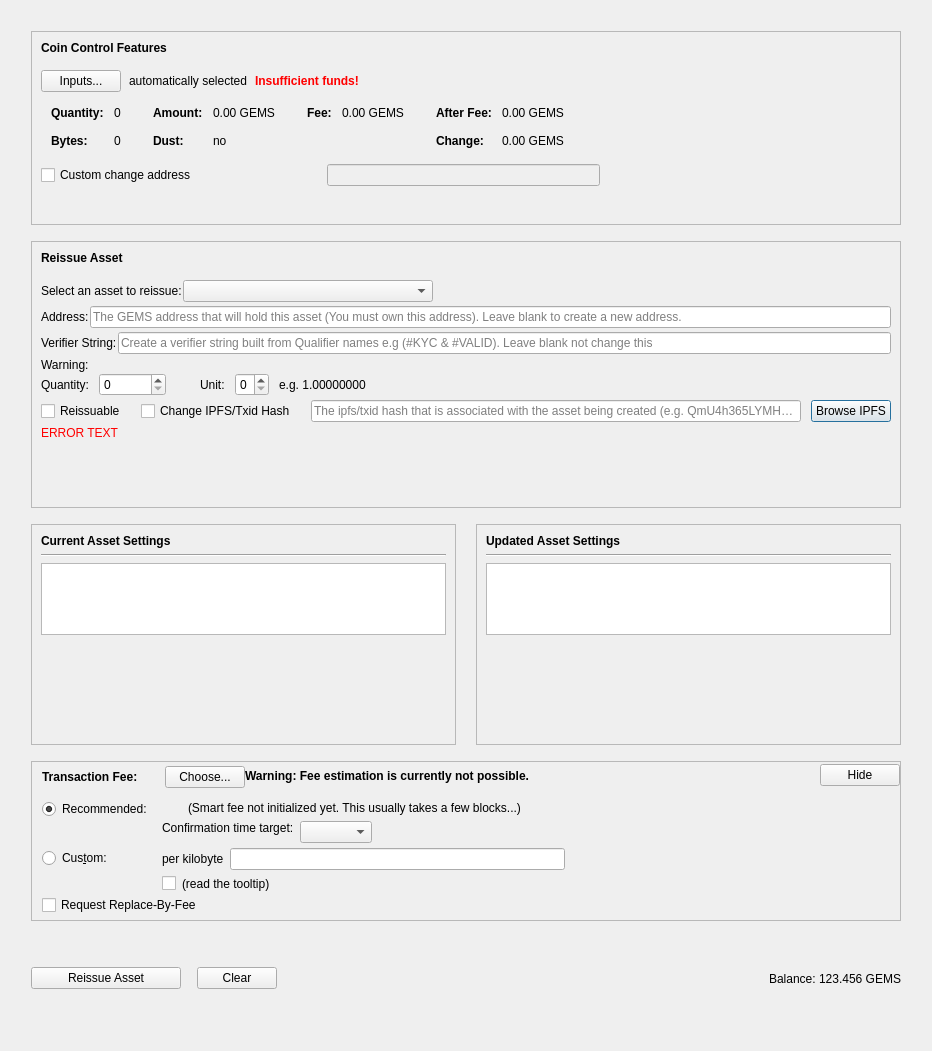
The window that src/qt/forms/reissueassetdialog.ui (TechnoVisionDev/Gemma-Core) describes before a commit, drawn with Qt 5.
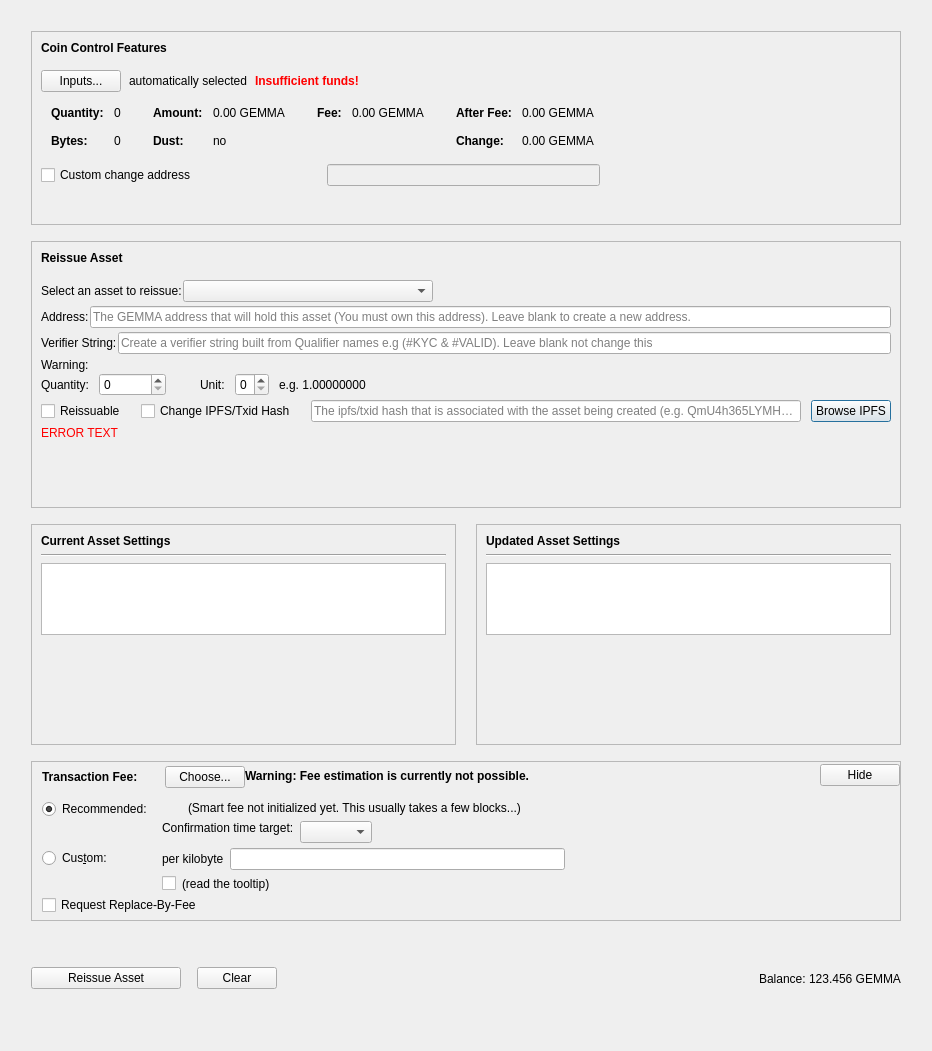
The same window after the commit. Custom widgets are drawn as their Qt base class.

Commit message: ticker GEMMA

What changed in the file:
```diff
--- a/src/qt/forms/reissueassetdialog.ui
+++ b/src/qt/forms/reissueassetdialog.ui
@@ -338,7 +338,7 @@
                     <enum>Qt::ActionsContextMenu</enum>
                    </property>
                    <property name="text">
-                    <string notr="true">0.00 GEMS</string>
+                    <string notr="true">0.00 GEMMA</string>
                    </property>
                    <property name="textInteractionFlags">
                     <set>Qt::LinksAccessibleByMouse|Qt::TextSelectableByKeyboard|Qt::TextSelectableByMouse</set>
@@ -418,7 +418,7 @@
                     <enum>Qt::ActionsContextMenu</enum>
                    </property>
                    <property name="text">
-                    <string notr="true">0.00 GEMS</string>
+                    <string notr="true">0.00 GEMMA</string>
                    </property>
                    <property name="textInteractionFlags">
                     <set>Qt::LinksAccessibleByMouse|Qt::TextSelectableByKeyboard|Qt::TextSelectableByMouse</set>
@@ -469,7 +469,7 @@
                     <enum>Qt::ActionsContextMenu</enum>
                    </property>
                    <property name="text">
-                    <string notr="true">0.00 GEMS</string>
+                    <string notr="true">0.00 GEMMA</string>
                    </property>
                    <property name="textInteractionFlags">
                     <set>Qt::LinksAccessibleByMouse|Qt::TextSelectableByKeyboard|Qt::TextSelectableByMouse</set>
@@ -498,7 +498,7 @@
                     <enum>Qt::ActionsContextMenu</enum>
                    </property>
                    <property name="text">
-                    <string notr="true">0.00 GEMS</string>
+                    <string notr="true">0.00 GEMMA</string>
                    </property>
                    <property name="textInteractionFlags">
                     <set>Qt::LinksAccessibleByMouse|Qt::TextSelectableByKeyboard|Qt::TextSelectableByMouse</set>
@@ -750,7 +750,7 @@
                <string/>
               </property>
               <property name="placeholderText">
-               <string>The GEMS address that will hold this asset (You must own this address). Leave blank to create a new address.</string>
+               <string>The GEMMA address that will hold this asset (You must own this address). Leave blank to create a new address.</string>
               </property>
              </widget>
             </item>
@@ -1714,7 +1714,7 @@
          <item>
           <widget class="QLabel" name="labelBalance">
            <property name="text">
-            <string>123.456 GEMS</string>
+            <string>123.456 GEMMA</string>
            </property>
           </widget>
          </item>
```
The commit also changes 121 other files.
